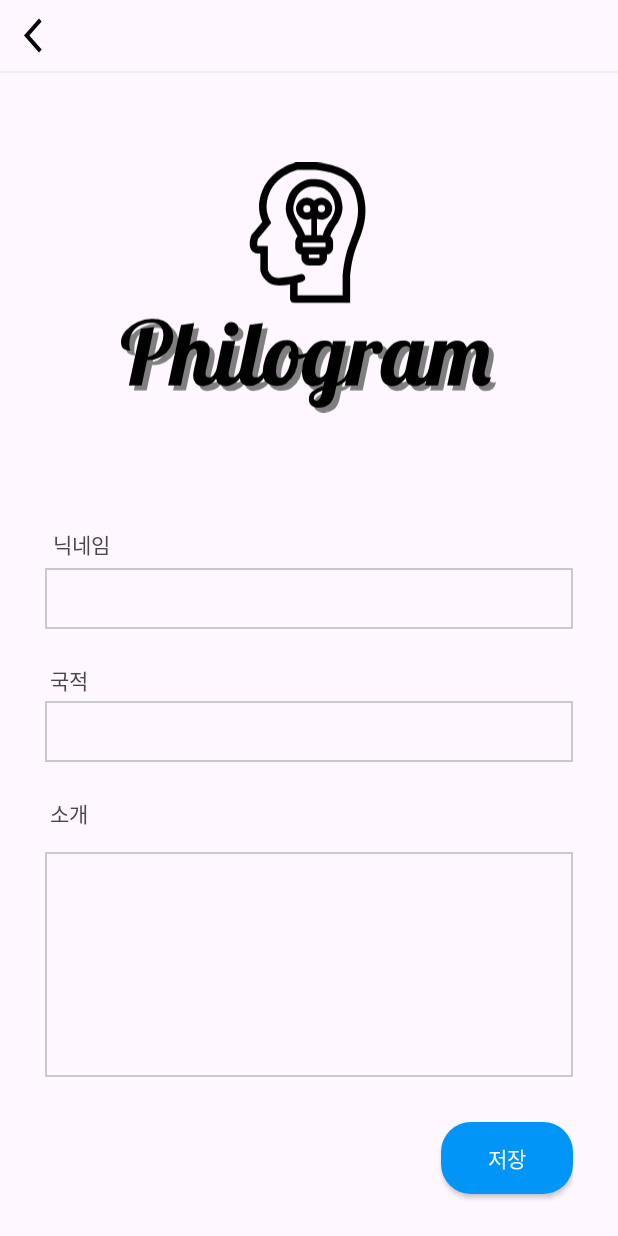
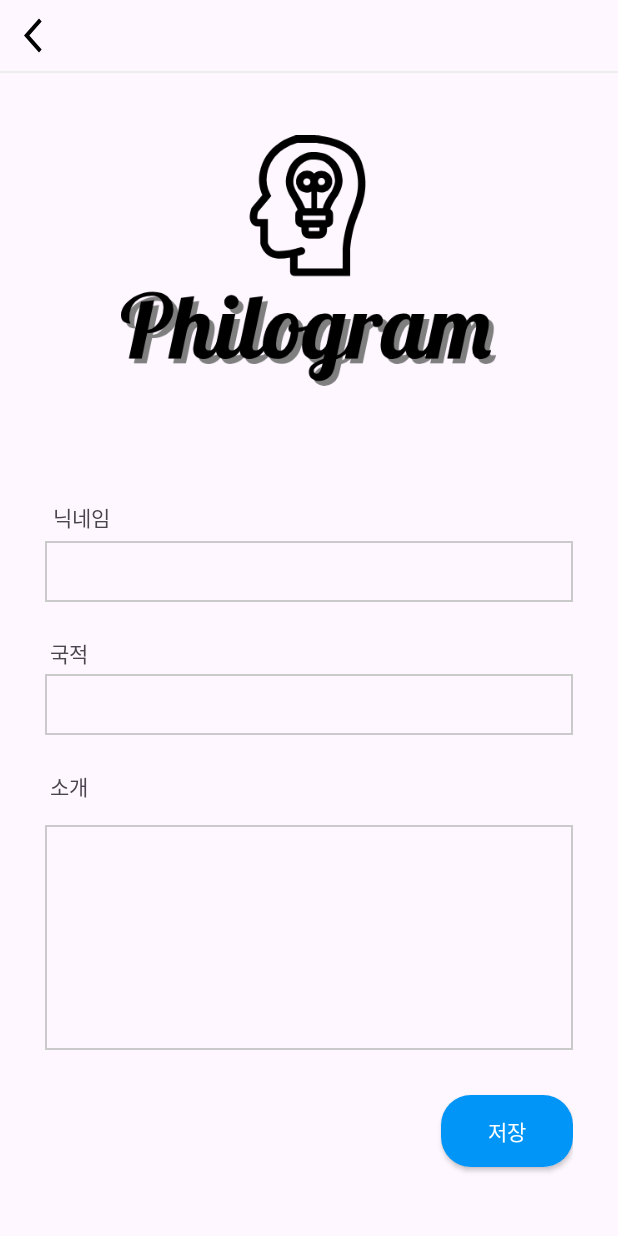
Before and after one commit to Team14SNS/Philogram, an Android app: the MyPageEditActivity screen opened directly, with no data from a screen before it, on a phone screen of 412 x 824 dp. Run offline under Robolectric (Android 15) with nearby library versions, the phone set to English and light mode, and no system bars.

Commit message:
FEAT: 수정페이지 image 맞춤

```diff
--- a/app/src/main/res/layout-land/activity_my_page_edit.xml
+++ b/app/src/main/res/layout-land/activity_my_page_edit.xml
@@ -59,7 +59,6 @@
             android:layout_width="match_parent"
             android:layout_height="0dp"
             android:gravity="center_horizontal"
-            android:layout_gravity="center"
             android:orientation="vertical"
             android:paddingHorizontal="30dp">
 
--- a/app/src/main/res/layout/activity_my_page_edit.xml
+++ b/app/src/main/res/layout/activity_my_page_edit.xml
@@ -59,7 +59,6 @@
             android:layout_width="match_parent"
             android:layout_height="0dp"
             android:gravity="center_horizontal"
-            android:layout_gravity="center"
             android:orientation="vertical"
             android:paddingHorizontal="30dp">
 
```
